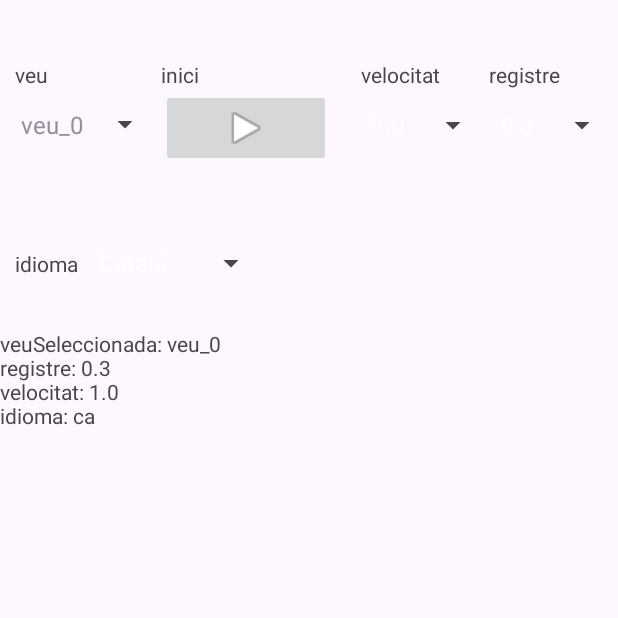
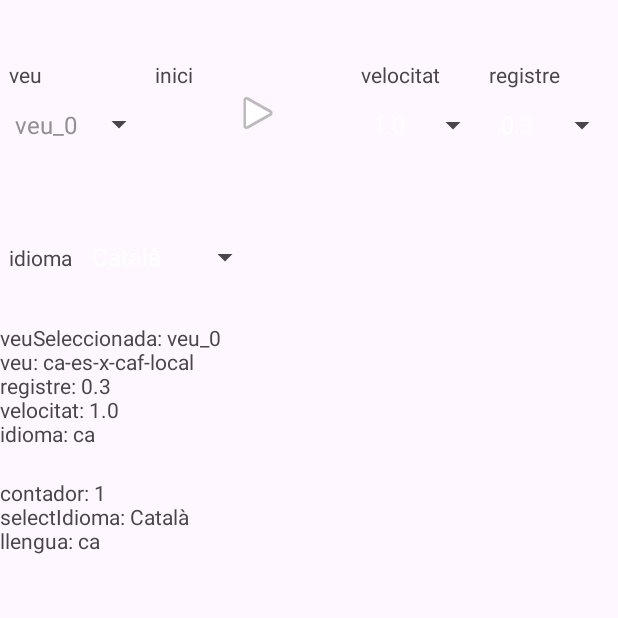
Before and after one commit to rclaver/veus, an Android app: the screen it shows after launch (MainActivity), after a tap on an icon or button, on a phone screen of 412 x 824 dp, the top half of it. Run offline under Robolectric (Android 15) with nearby library versions, the phone set to English and light mode, and no system bars; 1 statement that could not run was skipped.

Commit message:
més proves

```diff
--- a/app/src/main/java/cat/tron/veus/MainActivity.kt
+++ b/app/src/main/java/cat/tron/veus/MainActivity.kt
@@ -5,15 +5,14 @@ import android.content.Intent
 import android.os.Bundle
 import android.speech.tts.TextToSpeech
 import android.speech.tts.Voice
+import android.view.View
+import android.widget.AdapterView
 import android.widget.ArrayAdapter
 import android.widget.ImageButton
 import android.widget.Spinner
 import android.widget.TextView
 import androidx.appcompat.app.AppCompatActivity
-import androidx.core.view.get
-import androidx.core.view.isGone
 import java.util.Locale
-import kotlin.math.round
 
 class MainActivity : AppCompatActivity(), TextToSpeech.OnInitListener {
 
@@ -32,29 +31,29 @@ class MainActivity : AppCompatActivity(), TextToSpeech.OnInitListener {
             Voice("ca-es-x-caf-local", Locale("ca_ES"), Voice.QUALITY_HIGH, Voice.LATENCY_NORMAL, false, null)
          ),
          "es" to arrayOf(
-            Voice("es-us-x-sfb-network", Locale("es_US"), Voice.QUALITY_HIGH, Voice.LATENCY_NORMAL, true, null),
+            Voice("es-ES-language", Locale("es_ES"), Voice.QUALITY_HIGH, Voice.LATENCY_NORMAL, false, null),
+            Voice("es-es-x-eea-local", Locale("es_ES"), Voice.QUALITY_HIGH, Voice.LATENCY_NORMAL, false, null),
+            Voice("es-es-x-eec-local", Locale("es_ES"), Voice.QUALITY_HIGH, Voice.LATENCY_NORMAL, false, null),
+            Voice("es-es-x-eed-local", Locale("es_ES"), Voice.QUALITY_HIGH, Voice.LATENCY_NORMAL, false, null),
+            Voice("es-es-x-eee-local", Locale("es_ES"), Voice.QUALITY_HIGH, Voice.LATENCY_NORMAL, false, null),
+            Voice("es-es-x-eef-local", Locale("es_ES"), Voice.QUALITY_HIGH, Voice.LATENCY_NORMAL, false, null),
+            Voice("es-es-x-eea-network", Locale("es_ES"), Voice.QUALITY_HIGH, Voice.LATENCY_NORMAL, true, null),
+            Voice("es-es-x-eec-network", Locale("es_ES"), Voice.QUALITY_HIGH, Voice.LATENCY_NORMAL, true, null),
+            Voice("es-es-x-eed-network", Locale("es_ES"), Voice.QUALITY_HIGH, Voice.LATENCY_NORMAL, true, null),
             Voice("es-US-language", Locale("es_US"), Voice.QUALITY_HIGH, Voice.LATENCY_NORMAL, false, null),
-            Voice("es-us-x-esc-network", Locale("es_US"), Voice.QUALITY_HIGH, Voice.LATENCY_NORMAL, true, null),
             Voice("es-us-x-esd-local", Locale("es_US"), Voice.QUALITY_HIGH, Voice.LATENCY_NORMAL, false, null),
             Voice("es-us-x-esf-local", Locale("es_US"), Voice.QUALITY_HIGH, Voice.LATENCY_NORMAL, false, null),
             Voice("es-us-x-esc-local", Locale("es_US"), Voice.QUALITY_HIGH, Voice.LATENCY_NORMAL, false, null),
+            Voice("es-us-x-sfb-local", Locale("es_US"), Voice.QUALITY_HIGH, Voice.LATENCY_NORMAL, false, null),
+            Voice("es-us-x-esc-network", Locale("es_US"), Voice.QUALITY_HIGH, Voice.LATENCY_NORMAL, true, null),
             Voice("es-us-x-esf-network", Locale("es_US"), Voice.QUALITY_HIGH, Voice.LATENCY_NORMAL, true, null),
-            Voice("es-us-x-sfb-local", Locale("es_US"), Voice.QUALITY_HIGH, Voice.LATENCY_NORMAL, false, null),
-            Voice("es-es-x-eef-local", Locale("es_ES"), Voice.QUALITY_HIGH, Voice.LATENCY_NORMAL, false, null),
-            Voice("es-es-x-eec-local", Locale("es_ES"), Voice.QUALITY_HIGH, Voice.LATENCY_NORMAL, false, null),
-            Voice("es-es-x-eed-local", Locale("es_ES"), Voice.QUALITY_HIGH, Voice.LATENCY_NORMAL, false, null),
-            Voice("es-ES-language", Locale("es_ES"), Voice.QUALITY_HIGH, Voice.LATENCY_NORMAL, false, null),
-            Voice("es-es-x-eee-local", Locale("es_ES"), Voice.QUALITY_HIGH, Voice.LATENCY_NORMAL, false, null),
-            Voice("es-es-x-eea-network", Locale("es_ES"), Voice.QUALITY_HIGH, Voice.LATENCY_NORMAL, true, null),
-            Voice("es-es-x-eea-local", Locale("es_ES"), Voice.QUALITY_HIGH, Voice.LATENCY_NORMAL, false, null),
-            Voice("es-es-x-eec-network", Locale("es_ES"), Voice.QUALITY_HIGH, Voice.LATENCY_NORMAL, true, null),
-            Voice("es-es-x-eed-network", Locale("es_ES"), Voice.QUALITY_HIGH, Voice.LATENCY_NORMAL, true, null),
-            Voice("es-us-x-esd-network", Locale("es_US"), Voice.QUALITY_HIGH, Voice.LATENCY_NORMAL, true, null)
+            Voice("es-us-x-esd-network", Locale("es_US"), Voice.QUALITY_HIGH, Voice.LATENCY_NORMAL, true, null),
+            Voice("es-us-x-sfb-network", Locale("es_US"), Voice.QUALITY_HIGH, Voice.LATENCY_NORMAL, true, null)
          )
       )
       fun setIdioma(i: String) {idioma = i}
       fun getIdioma() = idioma
-      fun get(idioma: String, elem:Int): Voice = iVeus[idioma]!![elem]
+      fun getVeu(idioma: String, elem:Int): Voice = iVeus[idioma]!![elem]
       fun getVeus(idioma: String): Array<Voice>? { return iVeus[idioma] }
    }
 
@@ -62,6 +61,7 @@ class MainActivity : AppCompatActivity(), TextToSpeech.OnInitListener {
    private var idioma: Locale = Locale("ca", "ES")
    private val engine = "com.google.android.tts" // Motor de Google TTS
    private lateinit var notes: TextView
+   private lateinit var notes_select: TextView
    private lateinit var selectVeu: Spinner
    private var opcionsVeu = arrayOf("veu_0")
    private lateinit var play: ImageButton
@@ -71,6 +71,7 @@ class MainActivity : AppCompatActivity(), TextToSpeech.OnInitListener {
    private val opcRegistre = Array<String>(20) { n -> ((n+1).toFloat()/10 + 0.2f).toString().substring(0,3) }
    private lateinit var selectIdioma: Spinner
    private val opcionsIdioma = arrayOf("Català", "English", "Español")
+   private var contador = 0
 
 
    override fun onCreate(savedInstanceState: Bundle?) {
@@ -86,6 +87,7 @@ class MainActivity : AppCompatActivity(), TextToSpeech.OnInitListener {
       selectRegistre = findViewById(R.id.selectRegistre)
       selectIdioma = findViewById(R.id.selectIdioma)
       notes = findViewById(R.id.notes)
+      notes_select = findViewById(R.id.notes_select)
 
       generaFormulari(applicationContext)
 
@@ -95,20 +97,45 @@ class MainActivity : AppCompatActivity(), TextToSpeech.OnInitListener {
          val velocitat = if (selectVelocitat.selectedItem.toString().isNotEmpty()) selectVelocitat.selectedItem.toString().toFloat() else 1.0f
          //val registre: Float = if (registre.text.toString() != "") registre.text.toString().toFloat() else 1.0f
          //val velocitat: Float = if (velocitat.text.toString() != "") velocitat.text.toString().toFloat() else 1.0f
-         val idiom = selectIdioma.selectedItem.toString().substring(0, 2).lowercase()
-         canta(veu, registre, velocitat, idiom)
+         val llengua = selectIdioma.selectedItem.toString().substring(0, 2).lowercase()
+         opcionsVeu = Array(objVeus.getVeus(llengua)!!.size) { i -> "veu_${i}" }
+         generaFormulari(applicationContext)
+         canta(veu, registre, velocitat, llengua)
       }
 
       selectVeu.onItemSelectedListener.apply {
-         opcionsVeu = Array(objVeus.getVeus(objVeus.getIdioma())!!.size) { i -> "veu_${i}" }
-         generaFormulari(applicationContext)
+         notes_select.text = "selectVeu = ${selectVeu.selectedItem.toString()}"
+      }
+      selectRegistre.setOnClickListener {
+         notes_select.text = "selectRegistre = ${selectRegistre.selectedItem.toString()}"
+      }
+      selectVelocitat.onItemSelectedListener.apply {
+         notes_select.text = "selectVelocitat = ${selectVelocitat.selectedItem.toString()}"
       }
 
+      /*selectIdioma.onItemSelectedListener = object : AdapterView.OnItemSelectedListener {
+         override fun onItemSelected(parent: AdapterView<*>, view: View?, position: Int, id: Long) {
+            contador += 1
+            val llengua = parent.getItemAtPosition(position).toString().substring(0, 2).lowercase()
+            //notes_select.text = "contador: ${contador}\nselectIdioma: ${selectIdioma.selectedItem.toString()}\nllengua: ${llengua}"
+            objVeus.setIdioma(llengua)
+            tts?.language = Locale(llengua)
+            canviaIdioma(llengua, applicationContext)
+            opcionsVeu = Array(objVeus.getVeus(llengua)!!.size) { i -> "veu_${i}" }
+            generaFormulari(applicationContext)
+         }
+         override fun onNothingSelected(parent: AdapterView<*>) {}
+      }*/
+
       selectIdioma.onItemSelectedListener.apply {
+         contador += 1
          if (selectIdioma.selectedItem.toString().isNotEmpty()) {
-            val idiom = selectIdioma.selectedItem.toString().substring(0, 2).lowercase()
-            objVeus.setIdioma(idiom)
-            canviaIdioma(idiom, applicationContext)
+            val llengua = selectIdioma.selectedItem.toString().substring(0, 2).lowercase()
+            notes_select.text = "contador: ${contador}\nselectIdioma: ${selectIdioma.selectedItem.toString()}\nllengua: ${llengua}"
+            objVeus.setIdioma(llengua)
+            tts?.language = Locale(llengua)
+            canviaIdioma(llengua, applicationContext)
+            opcionsVeu = Array(objVeus.getVeus(llengua)!!.size) { i -> "veu_${i}" }
             generaFormulari(applicationContext)
          }
       }
@@ -117,27 +144,27 @@ class MainActivity : AppCompatActivity(), TextToSpeech.OnInitListener {
 
    // Inicia els elements del formulari
    private fun generaFormulari(context: Context) {
-      selectIdioma.adapter = ArrayAdapter(context, android.R.layout.simple_spinner_dropdown_item, opcionsIdioma)
       selectVeu.adapter = ArrayAdapter(context, R.layout.spinner, opcionsVeu)
       selectVelocitat.adapter = ArrayAdapter(context, android.R.layout.simple_spinner_dropdown_item, opcVelocitat)
       selectRegistre.adapter = ArrayAdapter(context, android.R.layout.simple_spinner_dropdown_item, opcRegistre)
+      selectIdioma.adapter = ArrayAdapter(context, android.R.layout.simple_spinner_dropdown_item, opcionsIdioma)
    }
 
-   private fun canta(veuSeleccionada: String, registre: Float, velocitat: Float, idiom: String) {
+   private fun canta(veuSeleccionada: String, registre: Float, velocitat: Float, llengua: String) {
       val text = mapOf(
          "ca" to "La senyora me les va regalar fa un any, sap? Estava molt contenta perquè havia fet bingo i deia que jo li havia donat sort aquell dia. Resulta que vaig deixar l'aspiradora mal aparcada, i ella va ensopegar-hi abans de sortir de casa.",
          "en" to "The lady gave them to me a year ago, you know. She was really happy because she'd won bingo and said I'd brought her luck that day. It turns out I'd left the vacuum cleaner parked wrong, and she tripped before leaving the house.",
          "es" to "La señora me las regaló hace un año, ¿sabe? Estaba muy contenta porque había hecho bingo y decía que yo le había dado suerte ese día. Resulta que dejé la aspiradora mal aparcada, y ella se tropezó antes de salir de casa."
       )
-      notes.text = "veuSeleccionada: ${veuSeleccionada}\nregistre: ${registre}\nvelocitat: ${velocitat}\nidioma: $idiom"
-
       val regexVeu = """.*?_([0-9]+)""".toRegex()
       val iVeu = regexVeu.find(veuSeleccionada)!!.groupValues[1].toInt()
-      val veu = objVeus.getVeus(idiom)!![iVeu]
+      val veu = objVeus.getVeu(llengua, iVeu)
+
+      notes.text = "veuSeleccionada: ${veuSeleccionada}\nveu: ${veu.name}\nregistre: ${registre}\nvelocitat: ${velocitat}\nidioma: $llengua"
 
       tts?.setPitch(registre)
       tts?.setSpeechRate(velocitat)
-      tts?.speak(text[idiom], TextToSpeech.QUEUE_FLUSH, null, null)
+      tts?.speak(text[llengua], TextToSpeech.QUEUE_FLUSH, null, null)
       tts?.voice = veu
       while (tts?.isSpeaking==true) { true }
    }
@@ -163,12 +190,12 @@ class MainActivity : AppCompatActivity(), TextToSpeech.OnInitListener {
       }
    }
 
-   fun canviaIdioma(idiom: String, context: Context) {
+   fun canviaIdioma(llengua: String, context: Context) {
       val displayMetrics = context.resources.displayMetrics
       val configuracio = context.resources.configuration
-      configuracio.setLocale(Locale(idiom))
+      configuracio.setLocale(Locale(llengua))
       context.resources.updateConfiguration(configuracio, displayMetrics)
-      configuracio.locale = Locale(idiom)
+      configuracio.locale = Locale(llengua)
       context.resources.updateConfiguration(configuracio, displayMetrics)
    }
 
--- a/app/src/main/res/layout/activity_main.xml
+++ b/app/src/main/res/layout/activity_main.xml
@@ -13,7 +13,7 @@
       android:layout_width="match_parent"
       android:layout_height="wrap_content"
       android:layout_marginTop="40dp"
-      android:layout_marginStart="10dp"
+      android:layout_marginStart="6dp"
       android:stretchColumns="1">
       <TableRow
          android:layout_width="match_parent"
@@ -23,7 +23,7 @@
             android:layout_height="wrap_content"
             android:text="veu"/>
          <TextView
-            android:layout_width="wrap_content"
+            android:layout_width="30dp"
             android:layout_height="wrap_content"
             android:text="inici"/>
          <TextView
@@ -45,18 +45,20 @@
             android:layout_height="wrap_content" />
          <ImageButton
             android:id="@+id/play"
-            android:layout_width="wrap_content"
+            android:layout_width="30dp"
             android:layout_height="wrap_content"
-            android:layout_marginEnd="20dp"
-            app:srcCompat="@android:drawable/ic_media_play" />
+            app:srcCompat="@android:drawable/ic_media_play"
+            android:background="@null" />
          <Spinner
             android:id="@+id/selectVelocitat"
             android:layout_width="wrap_content"
-            android:layout_height="wrap_content" />
+            android:layout_height="wrap_content"
+            android:textSize="12sp" />
          <Spinner
             android:id="@+id/selectRegistre"
             android:layout_width="wrap_content"
-            android:layout_height="wrap_content" />
+            android:layout_height="wrap_content"
+            android:textSize="12sp" />
       </TableRow>
 
    </TableLayout>
@@ -65,7 +67,7 @@
       android:layout_width="match_parent"
       android:layout_height="wrap_content"
       android:orientation="horizontal"
-      android:layout_marginStart="10dp"
+      android:layout_marginStart="6dp"
       android:layout_marginTop="40dp">
       <TextView
          android:layout_width="wrap_content"
@@ -84,4 +86,10 @@
       android:layout_height="wrap_content"
       android:layout_marginTop="20dp" />
 
+   <TextView
+      android:id="@+id/notes_select"
+      android:layout_width="match_parent"
+      android:layout_height="wrap_content"
+      android:layout_marginTop="20dp" />
+
 </LinearLayout>
```
